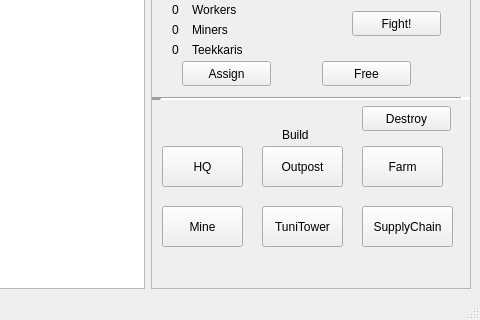
Before: the Qt Designer form Game/mapwindow.ui in villeh987/Pirkanmaa-Conquest-Game, drawn with Qt 5; both pictures show x 414 to 894 and y 331 to 651 of the 894 by 651 pixel window.
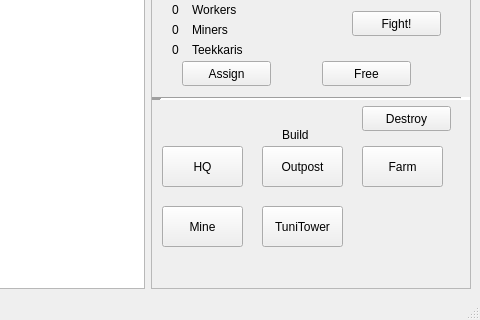
After: the same form once the commit is applied.

Commit message: Removed SupplyChain

Diff of the .ui file:
```diff
--- a/Game/mapwindow.ui
+++ b/Game/mapwindow.ui
@@ -614,19 +614,6 @@
             <string>Farm</string>
            </property>
           </widget>
-          <widget class="QPushButton" name="buildSupplyChainButton">
-           <property name="geometry">
-            <rect>
-             <x>210</x>
-             <y>100</y>
-             <width>91</width>
-             <height>41</height>
-            </rect>
-           </property>
-           <property name="text">
-            <string>SupplyChain</string>
-           </property>
-          </widget>
           <widget class="QPushButton" name="removeBuildingButton">
            <property name="geometry">
             <rect>
```
The commit also changes 4 other files.
